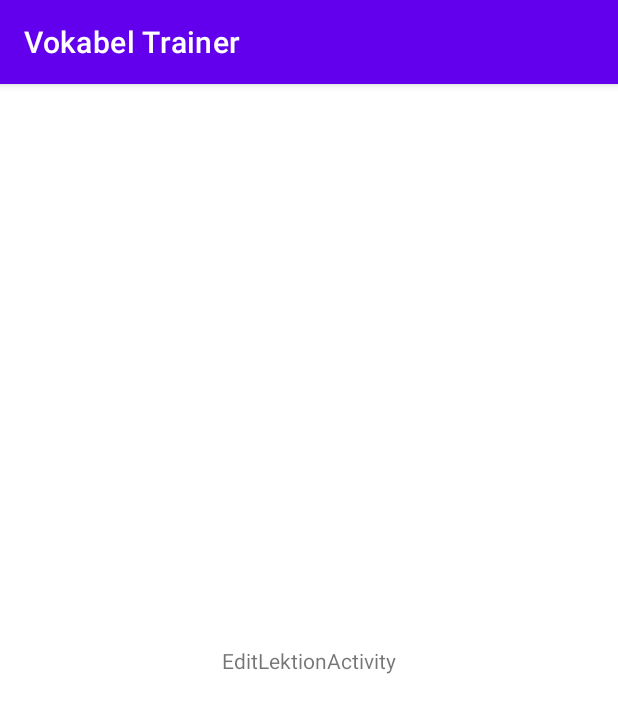
After one commit to Luki2811/VokabelTrainer, an Android app: the EditLektionActivity screen opened directly, with no data from a screen before it, on a phone screen of 412 x 824 dp. The commit adds this screen. Shown: the top 713 px of the screen. Run offline under Robolectric (Android 15) with nearby library versions, the phone set to English and light mode, and no system bars.

Commit message:
19.09.21

```diff
--- /dev/null
+++ b/app/src/main/java/de/luki2811/dev/vokabeltrainer/EditLektionActivity.java
@@ -0,0 +1,14 @@
+package de.luki2811.dev.vokabeltrainer;
+
+import androidx.appcompat.app.AppCompatActivity;
+
+import android.os.Bundle;
+
+public class EditLektionActivity extends AppCompatActivity {
+
+    @Override
+    protected void onCreate(Bundle savedInstanceState) {
+        super.onCreate(savedInstanceState);
+        setContentView(R.layout.activity_edit_lektion);
+    }
+}
--- /dev/null
+++ b/app/src/main/res/drawable/outline_button.xml
@@ -0,0 +1,5 @@
+<?xml version="1.0" encoding="utf-8"?>
+<shape xmlns:android="http://schemas.android.com/apk/res/android">
+    <corners android:radius="5dp"/>
+    <stroke android:width="1dp" android:color="@color/Black"/>
+</shape>
--- /dev/null
+++ b/app/src/main/res/drawable/rounded_blue_button.xml
@@ -0,0 +1,6 @@
+<?xml version="1.0" encoding="utf-8"?>
+<shape xmlns:android="http://schemas.android.com/apk/res/android">
+    <solid android:color="@color/Blue"/>
+    <corners android:radius="9999dp"/>
+
+</shape>
--- /dev/null
+++ b/app/src/main/res/layout/activity_edit_lektion.xml
@@ -0,0 +1,18 @@
+<?xml version="1.0" encoding="utf-8"?>
+<androidx.constraintlayout.widget.ConstraintLayout xmlns:android="http://schemas.android.com/apk/res/android"
+    xmlns:app="http://schemas.android.com/apk/res-auto"
+    xmlns:tools="http://schemas.android.com/tools"
+    android:layout_width="match_parent"
+    android:layout_height="match_parent"
+    tools:context=".EditLektionActivity">
+
+    <TextView
+        android:id="@+id/textView4"
+        android:layout_width="wrap_content"
+        android:layout_height="wrap_content"
+        android:text="EditLektionActivity"
+        app:layout_constraintBottom_toBottomOf="parent"
+        app:layout_constraintEnd_toEndOf="parent"
+        app:layout_constraintStart_toStartOf="parent"
+        app:layout_constraintTop_toTopOf="parent" />
+</androidx.constraintlayout.widget.ConstraintLayout>
--- a/app/src/main/res/values/strings.xml
+++ b/app/src/main/res/values/strings.xml
@@ -24,4 +24,8 @@
     <string name="err">Fehler !</string>
     <string name="from_at_least_ten_vocs">%1$d von min. 10 Vokabeln hinzugefügt</string>
     <string name="deleted_succesfull">Erfolgreich gelöscht</string>
+    <string name="delete">Löschen</string>
+    <string name="s_continue">Fortsetzen</string>
+    <string name="cancel">Abbrechen</string>
+    <string name="practice">Üben</string>
 </resources>
```
Also changed, not shown: app/src/main/AndroidManifest.xml (+5 -2 lines), app/src/main/java/de/luki2811/dev/vokabeltrainer/Lektion.java (+22 -22 lines), app/src/main/java/de/luki2811/dev/vokabeltrainer/MainActivity.java (+38 -17 lines), app/src/main/res/drawable/ic_outline_edit_24.xml (added, +10 -0 lines).
